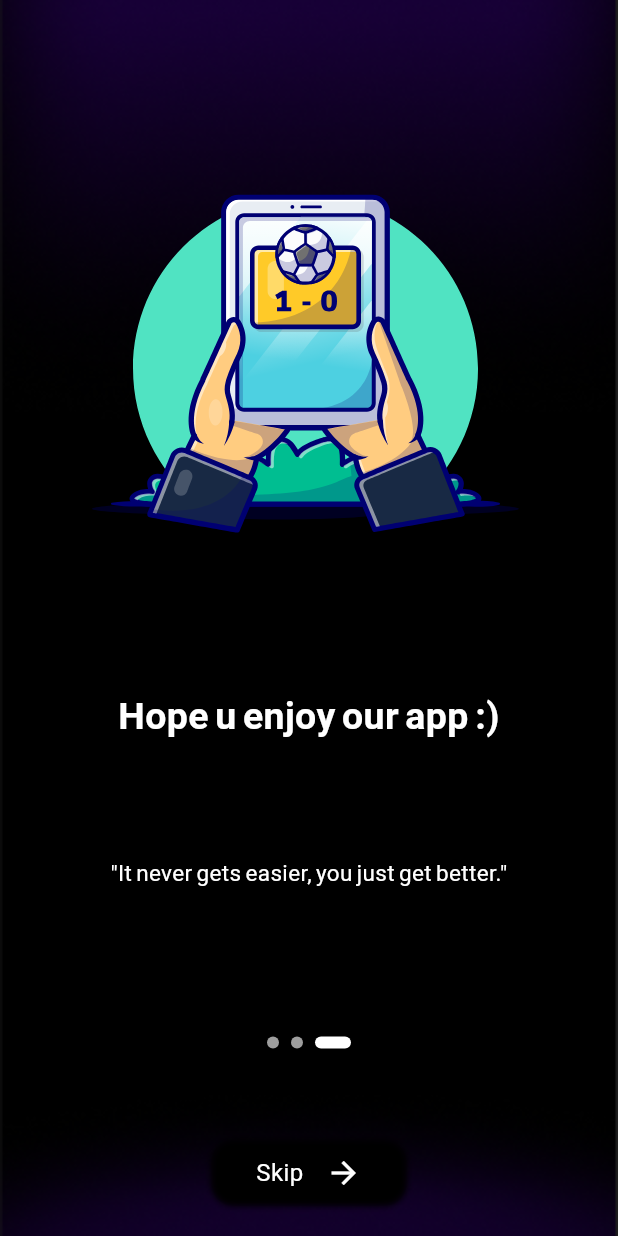
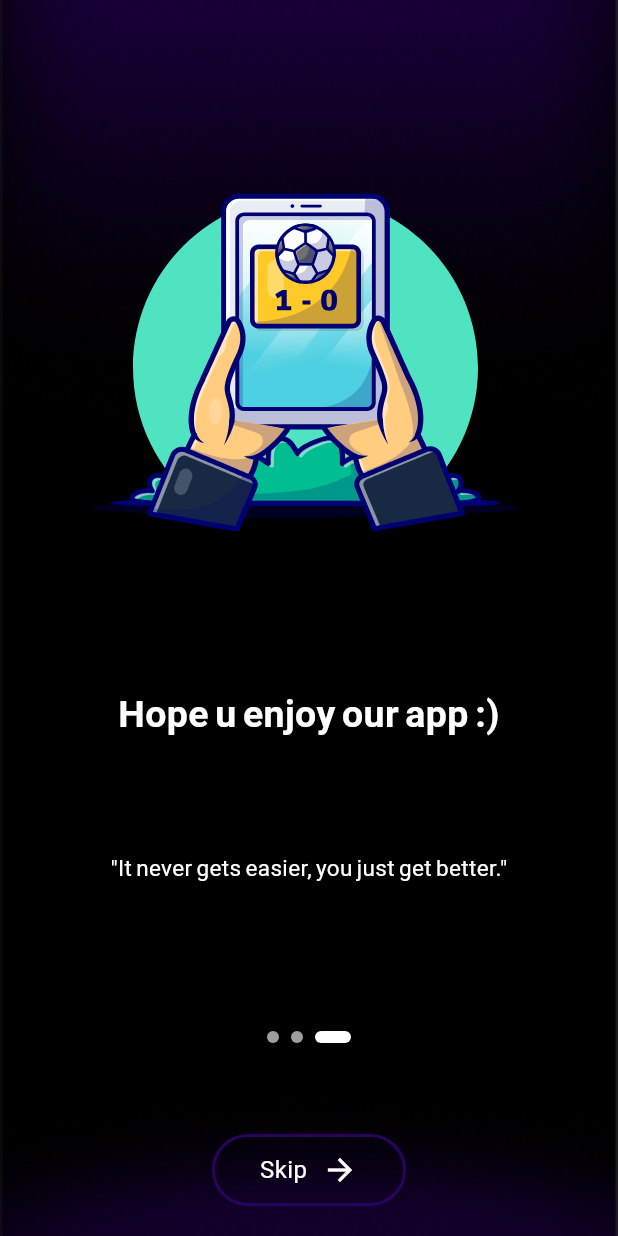
Before and after one commit to MahmoudAbuelazm/Sportsapp, a Flutter app: the screen it shows after launch, on a phone screen of 412 x 824 dp. Run offline on Flutter 3.47's test engine with Material 2 defaults, Android fonts, the phone set to English and light mode, and no system bars; drawn by our look-alikes of smooth_page_indicator; our stand-ins replace bloc, google_fonts, lottie, shared_preferences; missing offline and left inert: dart:ffi; Roboto replaces fonts that are missing (Allerta).

Commit message:
edit for on boarding

```diff
--- a/sports_app/lib/widget/custom_button.dart
+++ b/sports_app/lib/widget/custom_button.dart
@@ -12,16 +12,19 @@ class CustomButton extends StatelessWidget {
       child: Container(
         padding: const EdgeInsets.symmetric(horizontal: 30.0, vertical: 10),
         decoration: BoxDecoration(
-            boxShadow: [BoxShadow(blurRadius: 3)],
-             color: Colors.black.withOpacity(0.1),
-            borderRadius: BorderRadius.circular(15.0)),
-        child: Row(mainAxisSize: MainAxisSize.min, children: [
+            border:
+                Border.all(color: Color.fromARGB(255, 42, 2, 95), width: 2.0),
+            borderRadius: BorderRadius.circular(50.0)),
+        child: Row(
+            mainAxisSize: MainAxisSize.min,
+            mainAxisAlignment: MainAxisAlignment.center,
+            children: [
               Text(
                 "Skip",
                 style: GoogleFonts.allerta(fontSize: 16.0, color: Colors.white),
               ),
               SizedBox(
-            width: 15.0,
+                width: 10.0,
               ),
               Icon(
                 Icons.arrow_forward_sharp,
```
Lines whose indentation alone changed are shown as unchanged.
